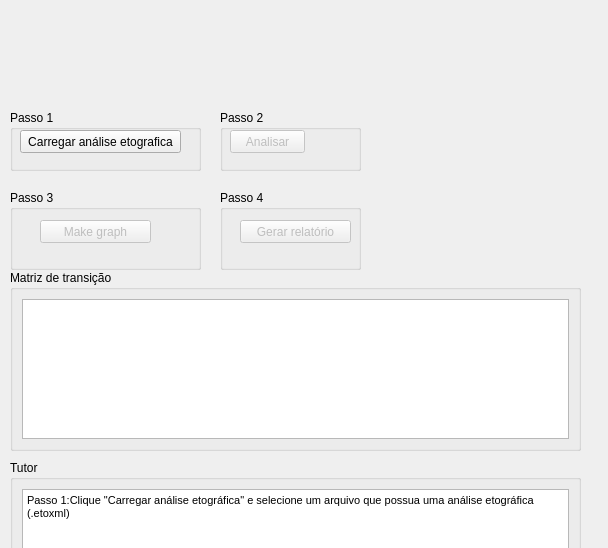
The window that telamatriztransicao.ui (EthoWatcher/ethowatcher) describes before a commit, drawn with Qt 5.
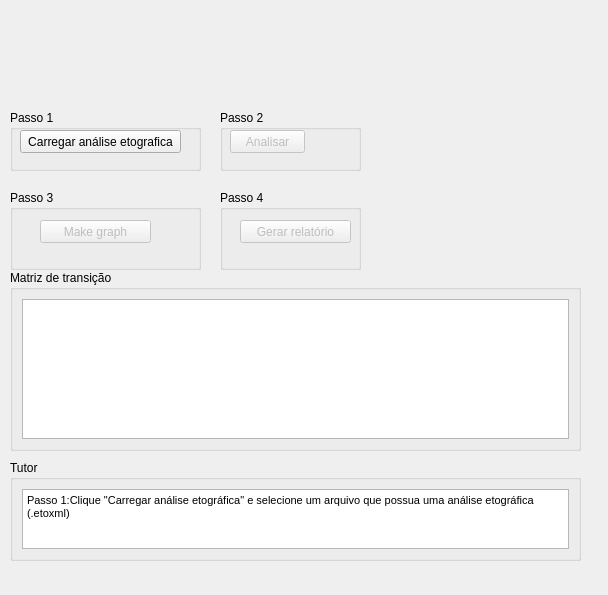
The same window after the commit. Icons and pictures are not drawn.

Commit message: Esta acontecendo o mesmo erro esta abrindo o ui do tela cego

Patch:
```diff
--- a/telamatriztransicao.ui
+++ b/telamatriztransicao.ui
@@ -7,7 +7,7 @@
     <x>0</x>
     <y>0</y>
     <width>608</width>
-    <height>548</height>
+    <height>595</height>
    </rect>
   </property>
   <property name="windowTitle">
@@ -175,7 +175,7 @@
     <rect>
      <x>10</x>
      <y>10</y>
-     <width>551</width>
+     <width>571</width>
      <height>81</height>
     </rect>
    </property>
```
Left out of the diff: 2 changed lines with no effect on the pictures. The commit also changes 1 other file.
